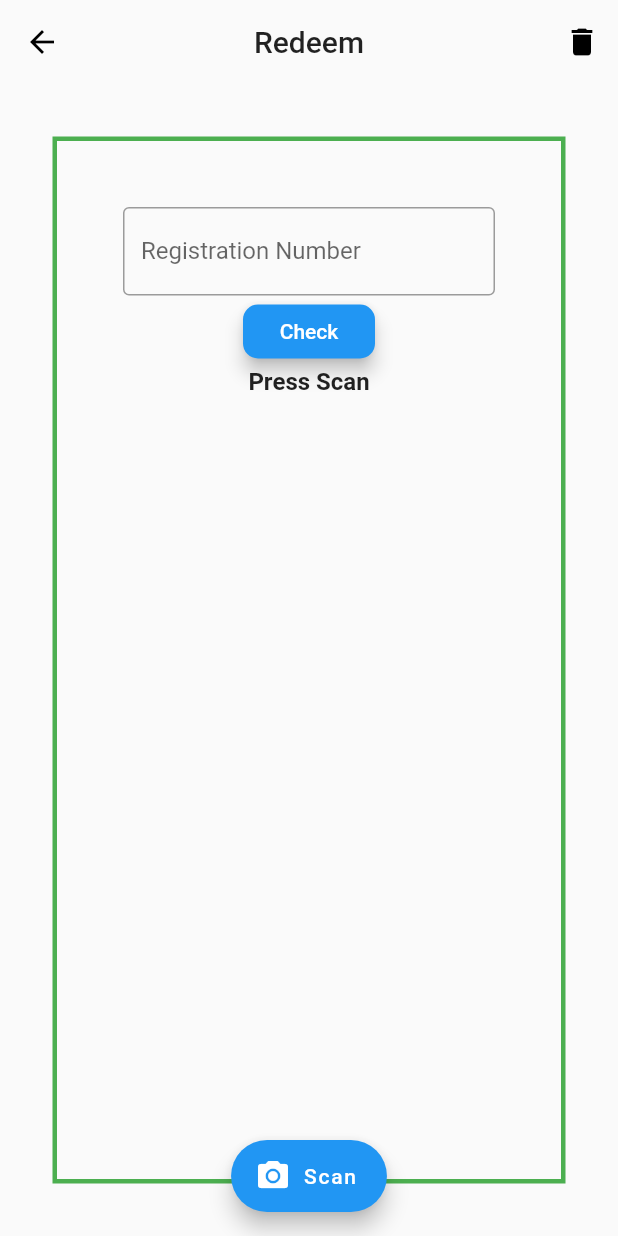
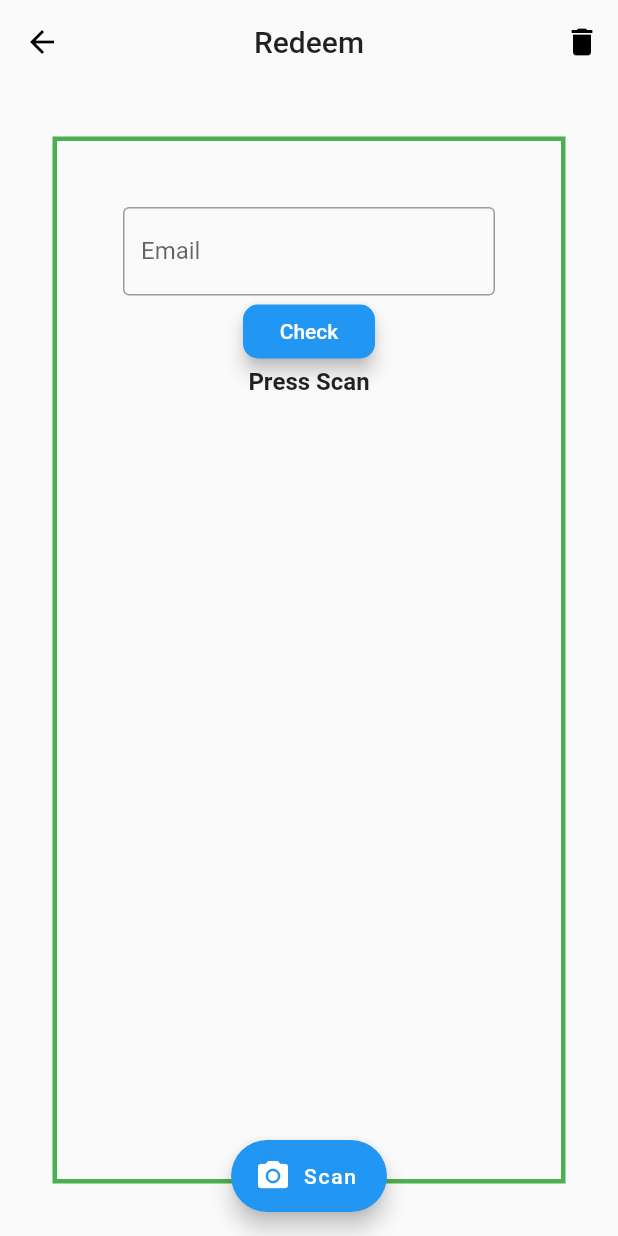
Before and after one commit to Devil39/hadesApp, a Flutter app: the ScanScreen screen opened directly with empty values, on a phone screen of 412 x 824 dp. Run offline on Flutter 3.47's test engine with Material 2 defaults, Android fonts, the light colour scheme and no system bars; our stand-ins replace datetime_picker_formfield, dio, dynamic_theme, firebase_storage, hive, image_picker and 5 more; missing offline and left inert: barcode_scan, query_params, random_pk; accounts and stored records are empty; statements that could not run were skipped.

```diff
--- a/lib/models/scoped_models/couponModel.dart
+++ b/lib/models/scoped_models/couponModel.dart
@@ -105,7 +105,8 @@ mixin CouponModel on Model{
     var body=json.encode({
         "event_id": eventId,
         "coupon_id": couponId,
-        "reg_no": regNo
+        // "reg_no": regNo
+        "email": regNo
       });
       print(body);
       print(orgToken);
--- a/lib/models/scoped_models/participantModel.dart
+++ b/lib/models/scoped_models/participantModel.dart
@@ -163,7 +163,8 @@ mixin ParticipantModel on Model{
     var statuscode, message;
     var body=json.encode({
         "event_id": eventId,
-        "reg_no": regNo,
+        // "reg_no": regNo,
+        "email": regNo,
         "day": int.parse(day)
       });
       print(body);
--- a/lib/screens/coupens/markAttendee.dart
+++ b/lib/screens/coupens/markAttendee.dart
@@ -134,8 +134,10 @@ class _MarkState extends State<MarkScreen> {
                           ),
                           child: new TextFormField(
                               decoration: new InputDecoration(
-                                hintText: 'Registration Number',
-                                labelText: 'Registration Number',
+                                // hintText: 'Registration Number',
+                                // labelText: 'Registration Number',
+                                hintText: 'Email',
+                                labelText: 'Email',
                                 border: OutlineInputBorder(),
                               ),
                               // keyboardType: TextInputType.emailAddress,
--- a/lib/screens/coupens/qrScanner.dart
+++ b/lib/screens/coupens/qrScanner.dart
@@ -131,8 +131,10 @@ class _ScanState extends State<ScanScreen> {
                             decoration: new InputDecoration(
                               // hintText: 'Email ID',
                               // labelText: 'Email ID',
-                              hintText: 'Registration Number',
-                              labelText: 'Registration Number',
+                              // hintText: 'Registration Number',
+                              // labelText: 'Registration Number',
+                              hintText: 'Email',
+                              labelText: 'Email',
                               border: OutlineInputBorder(),
                             ),
                             // keyboardType: TextInputType.emailAddress,
--- a/lib/screens/export/readfile.dart
+++ b/lib/screens/export/readfile.dart
@@ -9,7 +9,7 @@ import 'package:path_provider/path_provider.dart';
 import 'package:flutter/material.dart';
 import 'package:flutter/foundation.dart';
 import 'package:flutter/src/widgets/basic.dart' as prefix1;
-import 'package:downloads_path_provider/downloads_path_provider.dart';
+// import 'package:downloads_path_provider/downloads_path_provider.dart';
 
 import '../../models/readApi.dart';
 
--- a/lib/screens/splashScreen.dart
+++ b/lib/screens/splashScreen.dart
@@ -116,8 +116,10 @@ SharedPreferencesTest s=new SharedPreferencesTest();
                     child: Column(
                       mainAxisAlignment: MainAxisAlignment.center,
                       children: <Widget>[
-                         Image.asset('images/dscnew.webp',
-                width: 90.0, height: 90.0, fit: BoxFit.cover),
+                //          Image.asset('images/dscnew.webp',
+                // width: 90.0, height: 90.0, fit: BoxFit.cover),
+                Image.asset('images/dsc_logo.jpg',
+                width: 240.0, height: 240.0, fit: BoxFit.cover),
 
                         Padding(
                           padding: EdgeInsets.only(top: 20.0),
--- a/pubspec.yaml
+++ b/pubspec.yaml
@@ -37,7 +37,7 @@ dependencies:
   scoped_model: ^1.0.1
   sqflite: ^1.2.0
   pdf: ^1.4.1
-  downloads_path_provider: ^0.1.0
+  #downloads_path_provider: ^0.1.0
   # hive_generator: ^0.7.0
   flutter:
     sdk: flutter
@@ -83,6 +83,7 @@ flutter:
    - images/eventm.webp
    - images/orgPng.png
    - lib/imageAssets/orgPng.png
+   - images/dsc_logo.jpg
   #  - images/a_dot_burr.jpeg
   #  - images/a_dot_ham.jpeg
 
```
Also changed, not shown: lib/models/scoped_models/orgModel.dart (+6 -6 lines), lib/screens/joinOrganization.dart (+20 -4 lines), images/dsc_logo.jpg (added), pubspec.lock.
